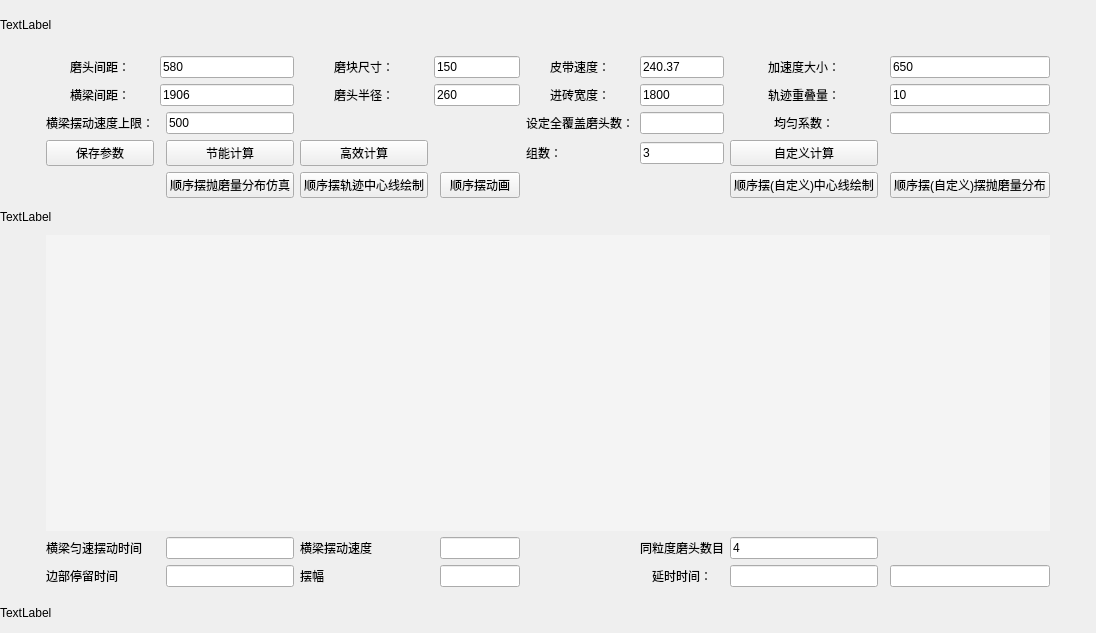
This is Double_Calc.ui in wuheideyun/PolishingParameterNew as Qt 5 draws it before an edit. The edited form follows.
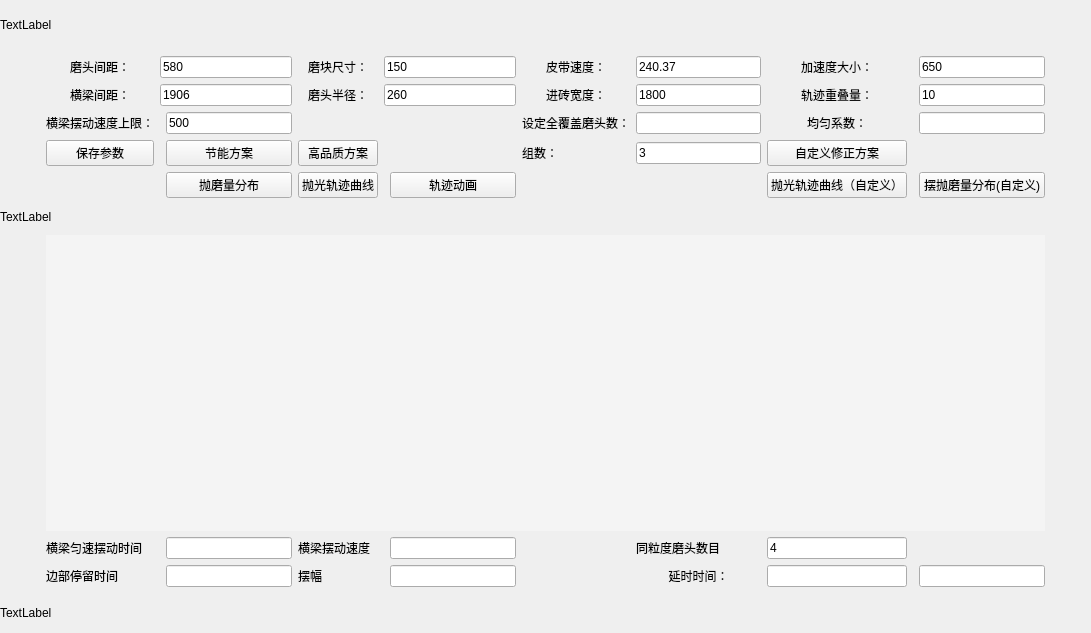
This is the edited form.

```diff
--- a/Double_Calc.ui
+++ b/Double_Calc.ui
@@ -37,7 +37,7 @@
     <item row="6" column="6">
      <widget class="QPushButton" name="button_animation_order">
       <property name="text">
-       <string>顺序摆动画</string>
+       <string>轨迹动画</string>
       </property>
      </widget>
     </item>
@@ -78,7 +78,7 @@
     <item row="4" column="3">
      <widget class="QPushButton" name="button_energy_calculate">
       <property name="text">
-       <string>节能计算</string>
+       <string>节能方案</string>
       </property>
      </widget>
     </item>
@@ -147,7 +147,7 @@
     <item row="6" column="4">
      <widget class="QPushButton" name="button_middle_line_order">
       <property name="text">
-       <string>顺序摆轨迹中心线绘制</string>
+       <string>抛光轨迹曲线</string>
       </property>
      </widget>
     </item>
@@ -301,14 +301,14 @@
     <item row="6" column="9">
      <widget class="QPushButton" name="button_middle_line_order_define">
       <property name="text">
-       <string>顺序摆(自定义)中心线绘制</string>
+       <string>抛光轨迹曲线（自定义）</string>
       </property>
      </widget>
     </item>
     <item row="6" column="11">
      <widget class="QPushButton" name="button_simulation_order_define">
       <property name="text">
-       <string>顺序摆(自定义)摆抛磨量分布</string>
+       <string>摆抛磨量分布(自定义)</string>
       </property>
      </widget>
     </item>
@@ -322,14 +322,14 @@
     <item row="4" column="9">
      <widget class="QPushButton" name="button_selfdefine_calculate">
       <property name="text">
-       <string>自定义计算</string>
+       <string>自定义修正方案</string>
       </property>
      </widget>
     </item>
     <item row="6" column="3">
      <widget class="QPushButton" name="button_simulation_order">
       <property name="text">
-       <string>顺序摆抛磨量分布仿真</string>
+       <string>抛磨量分布</string>
       </property>
      </widget>
     </item>
@@ -371,7 +371,7 @@
     <item row="4" column="4">
      <widget class="QPushButton" name="button_efficient_calculate">
       <property name="text">
-       <string>高效计算</string>
+       <string>高品质方案</string>
       </property>
      </widget>
     </item>
```
